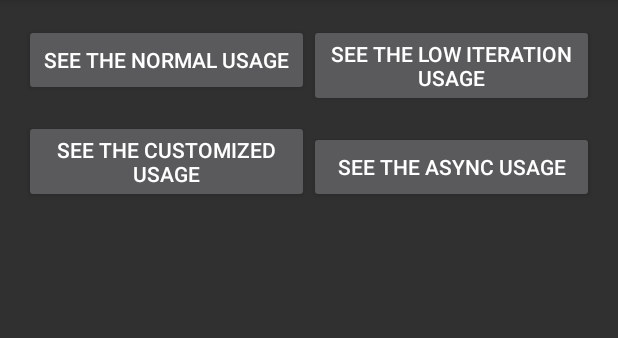
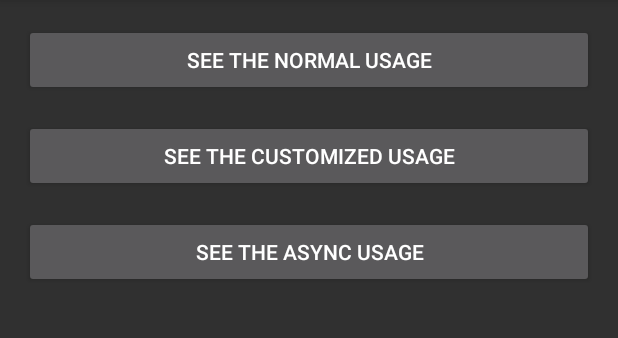
Before and after one commit to simbiose/Encryption, an Android app: the screen it shows after launch (MainActivity), on a phone screen of 412 x 824 dp, the part 84-422 px from its top. Run offline under Robolectric (Android 15) with nearby library versions, the phone set to English and light mode, and no system bars; libraries missing offline, so code that uses them is left out: third.part.android.

```diff
--- a/Examples/Android/app/src/main/java/se/simbio/encryption/MainActivity.java
+++ b/Examples/Android/app/src/main/java/se/simbio/encryption/MainActivity.java
@@ -27,12 +27,9 @@ public final class MainActivity extends AppCompatActivity {
 
         mTextView = (TextView) findViewById(R.id.log_textView);
         mTextView.setMovementMethod(new ScrollingMovementMethod());
-        interceptLog();
 
         // the Normal Usage
-        View view = findViewById(R.id.usage_normal);
-        assert view != null;
-        view.setOnClickListener(new View.OnClickListener() {
+        findViewById(R.id.usage_normal).setOnClickListener(new View.OnClickListener() {
             @Override
             public void onClick(View v) {
                 log("---- Normal Usage ---------------------------------------------------");
@@ -58,39 +55,8 @@ public final class MainActivity extends AppCompatActivity {
             }
         });
 
-        // the Normal Usage
-        view = findViewById(R.id.usage_low_iteration);
-        assert view != null;
-        view.setOnClickListener(new View.OnClickListener() {
-            @Override
-            public void onClick(View v) {
-                log("---- Low Iteration Usage --------------------------------------------");
-                // Low iteration is equals the default but faster once it uses only 1 iteration instead of 65536
-                Encryption encryption = Encryption.getLowIteration("SomeKey", "SomeSalt", new byte[16]);
-
-                String secretText = "Low iteration is faster but may you will prefer an async approach with a big iteration count";
-
-                // the method encryptOrNull will encrypt your text and if some error occurs will return null
-                // if you want handle the errors you can call the encrypt method directly
-                String encrypted = encryption.encryptOrNull(secretText);
-
-                // just printing to see the text and the encrypted string
-                log("This is our secret text: " + secretText);
-                log("And this is our encrypted text: " + encrypted);
-
-                // now you can send the encrypted text by network or save in disk securely or do wherever
-                // that you want, but remember encrypt is not all, we need decrypt too, so lets go do it
-                String decrypted = encryption.decryptOrNull(encrypted);
-
-                // the decrypted text should be equals the encrypted
-                log("And finally this is our decrypted text: " + decrypted);
-            }
-        });
-
         // a Customized Usage
-        view = findViewById(R.id.usage_customized);
-        assert view != null;
-        view.setOnClickListener(new View.OnClickListener() {
+        findViewById(R.id.usage_customized).setOnClickListener(new View.OnClickListener() {
             @Override
             public void onClick(View v) {
                 log("---- Customized Usage -----------------------------------------------");
@@ -132,9 +98,7 @@ public final class MainActivity extends AppCompatActivity {
         });
 
         // an Async Usage
-        view = findViewById(R.id.usage_async);
-        assert view != null;
-        view.setOnClickListener(new View.OnClickListener() {
+        findViewById(R.id.usage_async).setOnClickListener(new View.OnClickListener() {
             @Override
             public void onClick(View v) {
                 log("---- Async Usage ----------------------------------------------------");
@@ -165,30 +129,6 @@ public final class MainActivity extends AppCompatActivity {
         });
     }
 
-    /**
-     * By default Encryption do not log, but you can intercept logs
-     */
-    private void interceptLog() {
-        // you can intercept logs and sed direct to System.out with:
-        Logger.enableDefaultLog();
-
-        // you can turn off the log too, by default the log is off
-        Logger.disableLog();
-
-        // you can also intercept the log and do wherever you want
-        Logger.setLogDelegate(new Logger.EncryptionLogDelegate() {
-            @Override
-            public void log(String message, Exception e) {
-                MainActivity.this.log("this is an exception log: " + message + ", " + e);
-            }
-
-            @Override
-            public void log(String message) {
-                MainActivity.this.log("this is a normal log: " + message);
-            }
-        });
-    }
-
     private void log(final String message) {
         Log.d(TAG, message);
 
--- a/Examples/Android/app/src/main/res/layout/activity_main.xml
+++ b/Examples/Android/app/src/main/res/layout/activity_main.xml
@@ -1,62 +1,35 @@
-<RelativeLayout
+<LinearLayout
     xmlns:android="http://schemas.android.com/apk/res/android"
     android:layout_width="match_parent"
     android:layout_height="match_parent"
     android:orientation="vertical"
-    android:paddingBottom="16dp"
-    android:paddingLeft="16dp"
-    android:paddingRight="16dp"
-    android:paddingTop="16dp">
-
-    <View
-        android:id="@+id/anchor"
-        android:layout_width="0dp"
-        android:layout_height="0dp"
-        android:layout_centerHorizontal="true"/>
+    android:padding="16dp">
 
     <Button
         android:id="@+id/usage_normal"
-        android:layout_width="wrap_content"
-        android:layout_height="wrap_content"
-        android:layout_alignParentLeft="true"
-        android:layout_marginBottom="16dp"
-        android:layout_toLeftOf="@+id/anchor"
-        android:text="@string/usage_normal"/>
-
-    <Button
-        android:id="@+id/usage_low_iteration"
         android:layout_width="match_parent"
         android:layout_height="wrap_content"
-        android:layout_alignParentRight="true"
         android:layout_marginBottom="16dp"
-        android:layout_toRightOf="@+id/anchor"
-        android:text="@string/usage_low_iteration"/>
+        android:text="@string/usage_normal"/>
 
     <Button
         android:id="@+id/usage_customized"
         android:layout_width="match_parent"
         android:layout_height="wrap_content"
-        android:layout_alignParentLeft="true"
-        android:layout_below="@+id/usage_normal"
         android:layout_marginBottom="16dp"
-        android:layout_toLeftOf="@+id/anchor"
         android:text="@string/usage_customized"/>
 
     <Button
         android:id="@+id/usage_async"
         android:layout_width="match_parent"
         android:layout_height="wrap_content"
-        android:layout_alignParentRight="true"
-        android:layout_below="@+id/usage_low_iteration"
         android:layout_marginBottom="16dp"
-        android:layout_toRightOf="@+id/anchor"
         android:text="@string/usage_async"/>
 
     <TextView
         android:id="@+id/log_textView"
         android:layout_width="match_parent"
         android:layout_height="match_parent"
-        android:layout_below="@id/usage_customized"
         android:scrollbars="vertical"/>
 
-</RelativeLayout>
+</LinearLayout>
--- a/Examples/Android/build.gradle
+++ b/Examples/Android/build.gradle
@@ -3,7 +3,7 @@ buildscript {
         jcenter()
     }
     dependencies {
-        classpath 'com.android.tools.build:gradle:2.1.0'
+        classpath 'com.android.tools.build:gradle:2.2.2'
     }
 }
 
--- a/Examples/Java/build.gradle
+++ b/Examples/Java/build.gradle
@@ -1,7 +1,7 @@
 apply plugin: 'java'
 
 group 'se.simbio.encryption.java.example'
-version '1.0'
+version '2.0.0'
 
 repositories {
     mavenCentral()
@@ -19,5 +19,5 @@ sourceSets {
 }
 
 dependencies {
-    compile 'com.github.simbiose:Encryption:1.4.0'
+    compile 'com.github.simbiose:Encryption:2.0.0'
 }
```
Also changed, not shown: Examples/Android/app/build.gradle (+5 -5 lines), Encryption/gradle/wrapper/gradle-wrapper.properties, Examples/Android/gradle/wrapper/gradle-wrapper.properties, Examples/Java/gradle/wrapper/gradle-wrapper.properties, 2 other files.
